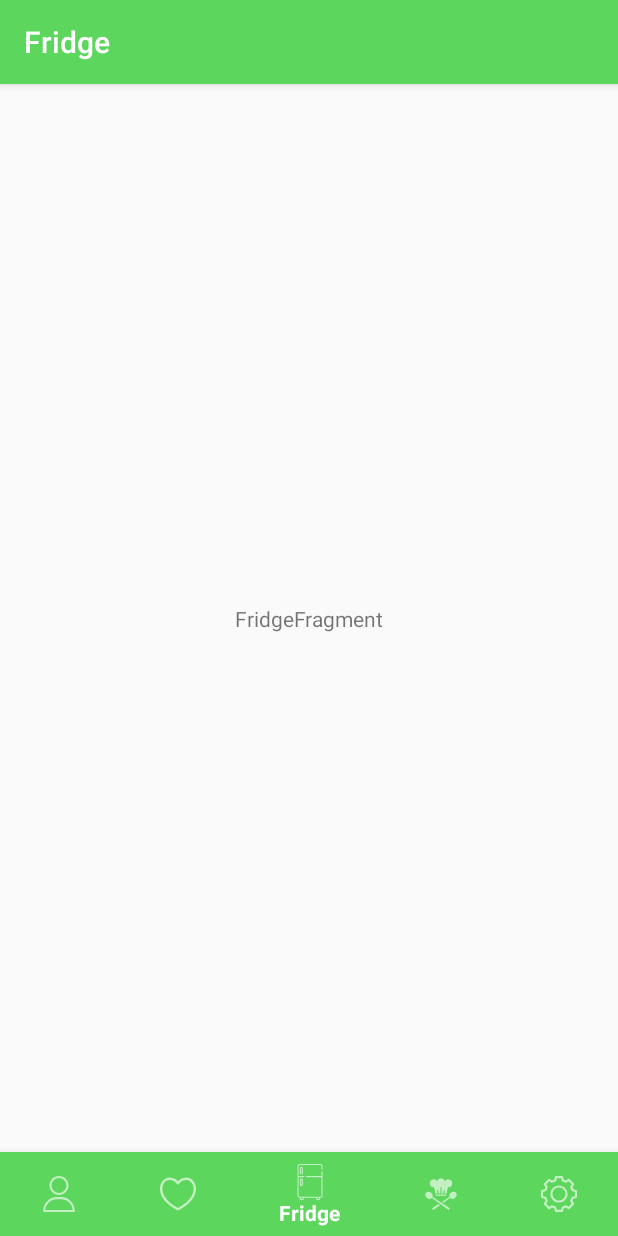
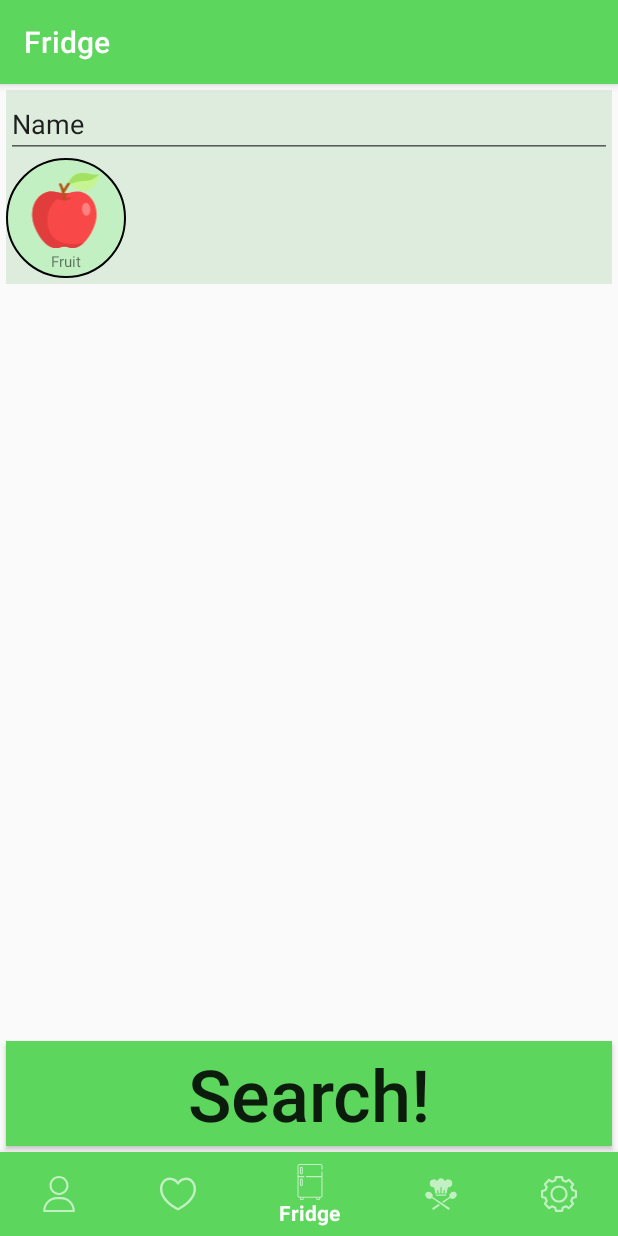
Before and after one commit to MattDominey5107530/FridgRApplication, an Android app: the screen it shows after launch (MainActivity), item 3 of the bottom bar chosen, on a phone screen of 412 x 824 dp. Run offline under Robolectric (Android 15) with nearby library versions, the phone set to English and light mode, and no system bars.

Commit message:
Partially implemented fridge tab.

```diff
--- a/app/src/main/java/com/example/fridgr/FavouritesFragment.kt
+++ b/app/src/main/java/com/example/fridgr/FavouritesFragment.kt
@@ -39,7 +39,7 @@ class FavouritesFragment : Fragment() {
         filterButton.setOnClickListener { onClickFilter() }
         sortButton.setOnClickListener { onClickSort() }
 
-        //TODO: populate the favouritesRecipeContainer with recipes from the users favourites
+        //TODO: populate the favouritesRecipeContainer with recipes from the local users favourites
 
         return v
     }
--- a/app/src/main/java/com/example/fridgr/FridgeFragment.kt
+++ b/app/src/main/java/com/example/fridgr/FridgeFragment.kt
@@ -5,15 +5,41 @@ import androidx.fragment.app.Fragment
 import android.view.LayoutInflater
 import android.view.View
 import android.view.ViewGroup
+import android.widget.FrameLayout
 
 class FridgeFragment : Fragment() {
+
+    private lateinit var ingredientSubcatSearchComponent: IngredientSubcatSearchComponent
 
     override fun onCreateView(
         inflater: LayoutInflater, container: ViewGroup?,
         savedInstanceState: Bundle?
     ): View? {
         // Inflate the layout for this fragment
-        return inflater.inflate(R.layout.fragment_fridge, container, false)
+        val v = inflater.inflate(R.layout.fragment_fridge, container, false)
+
+        //Creates the subcat search component and adds it to the specified frame layout
+        ingredientSubcatSearchComponent = IngredientSubcatSearchComponent(v.context)
+        v.findViewById<FrameLayout>(R.id.frlIngredientSubcatSearcher).addView(ingredientSubcatSearchComponent)
+        initialiseIngredientSubcatSearchComponent()
+        //TODO: add listener to detect when an ingredient is clicked in above object^
+
+        return v
+    }
+
+    private fun initialiseIngredientSubcatSearchComponent() {
+        //TODO: initialise the class with actual subcategories and ingredients
+        ingredientSubcatSearchComponent.addSubcat("Fruit", R.drawable.ic_fruit)
+        ingredientSubcatSearchComponent.addIngredient("Fruit", "Apple", R.drawable.ic_fruit)
+        ingredientSubcatSearchComponent.addIngredient("Fruit", "Apple", R.drawable.ic_fruit)
+        ingredientSubcatSearchComponent.addIngredient("Fruit", "Apple", R.drawable.ic_fruit)
+        ingredientSubcatSearchComponent.addIngredient("Fruit", "Apple", R.drawable.ic_fruit)
+        ingredientSubcatSearchComponent.addIngredient("Fruit", "Apple", R.drawable.ic_fruit)
+        ingredientSubcatSearchComponent.addIngredient("Fruit", "Apple", R.drawable.ic_fruit)
+        ingredientSubcatSearchComponent.addIngredient("Fruit", "Apple", R.drawable.ic_fruit)
+        ingredientSubcatSearchComponent.addIngredient("Fruit", "Apple", R.drawable.ic_fruit)
+        ingredientSubcatSearchComponent.addIngredient("Fruit", "Apple", R.drawable.ic_fruit)
+        ingredientSubcatSearchComponent.addIngredient("Fruit", "Apple", R.drawable.ic_fruit)
     }
 
     companion object {
--- /dev/null
+++ b/app/src/main/java/com/example/fridgr/IngredientSubcatSearchComponent.kt
@@ -0,0 +1,127 @@
+package com.example.fridgr
+
+import android.content.Context
+import android.text.Editable
+import android.text.TextWatcher
+import android.util.AttributeSet
+import android.view.LayoutInflater
+import android.view.View
+import android.widget.EditText
+import android.widget.LinearLayout
+import androidx.constraintlayout.widget.ConstraintLayout
+
+class IngredientSubcatSearchComponent @JvmOverloads constructor(
+    context: Context,
+    attrs: AttributeSet? = null,
+    defStyle: Int = 0
+) : ConstraintLayout(context, attrs, defStyle) {
+
+    private var ingredientSearchEditText: EditText
+    private var subcatIconLinearLayout: LinearLayout
+    private var ingredientIconLinearLayout: LinearLayout
+
+    private val subcatIcons = arrayListOf<IngredientSubcatSearchIconComponent>()
+    private val ingredientIcons = arrayListOf<Pair<String, IngredientSubcatSearchIconComponent>>()
+
+    var searchIsVisible = false
+
+    init {
+        LayoutInflater.from(context).inflate(R.layout.ingredient_subcat_search_component, this, true)
+
+        ingredientSearchEditText = findViewById(R.id.edtIngredientSearch)
+        subcatIconLinearLayout = findViewById(R.id.lnlSubcatIconContainer)
+        ingredientIconLinearLayout = findViewById(R.id.lnlIngredientIconContainer)
+
+        ingredientSearchEditText.addTextChangedListener(object : TextWatcher {
+            override fun afterTextChanged(p0: Editable?) { onChangeSearchText() }
+
+            //Redundant but necessary functions to satisfy abstractTextWatcher
+            override fun beforeTextChanged(p0: CharSequence?, p1: Int, p2: Int, p3: Int) {}
+            override fun onTextChanged(p0: CharSequence?, p1: Int, p2: Int, p3: Int) {}
+        })
+
+
+    }
+
+    /**
+     * Define and pass values into custom component
+     */
+    private fun getIngredientSubcatSearchIconComponent(
+        imageResource: Int, labelText: String
+    ): IngredientSubcatSearchIconComponent {
+        val ingredientSubcatSearchIconComponent = IngredientSubcatSearchIconComponent(this.context)
+        ingredientSubcatSearchIconComponent.setIconProperties(imageResource, labelText)
+
+        return ingredientSubcatSearchIconComponent
+    }
+
+    /**
+     * Adds a subcategory to the view
+     */
+    fun addSubcat(labelText: String, imageResource: Int) {
+
+        val iconToAdd = getIngredientSubcatSearchIconComponent(imageResource, labelText)
+        iconToAdd.setOnClickListener {v -> onClickSubcatIcon(v as IngredientSubcatSearchIconComponent)}
+
+        //Add to view and add to list to manage
+        subcatIconLinearLayout.addView(iconToAdd)
+        subcatIcons.add(iconToAdd)
+    }
+
+    /**
+     * Adds an ingredient to a specified subcat in the view
+     */
+    fun addIngredient(subcatLabel: String, labelText: String, imageResource: Int) {
+        val iconToAdd = getIngredientSubcatSearchIconComponent(imageResource, labelText)
+        iconToAdd.setOnClickListener {v -> onClickIngredient(v as IngredientSubcatSearchIconComponent)}
+
+        ingredientIcons.add(Pair(subcatLabel, iconToAdd))
+    }
+
+    fun toggleSearchVisibility() {
+        searchIsVisible = !searchIsVisible
+        if (searchIsVisible) {
+            //TODO: Add search icon resource to line of code below (instead of R.drawable.ic_settings)
+            val searchIcon = getIngredientSubcatSearchIconComponent(R.drawable.ic_settings, "Search")
+            ingredientIconLinearLayout.addView(searchIcon, 0)
+        } else {
+            ingredientIconLinearLayout.removeViewAt(0)
+        }
+
+
+
+    }
+
+
+    private fun onChangeSearchText() {
+        //TODO: display search icon in subcat and search for ingredients
+        //Gets triggered after every change to the search text
+    }
+
+    private fun onClickSubcatIcon(v: IngredientSubcatSearchIconComponent) {
+        //Leave only the clicked icon checked and render all ingredients under that subcategory
+        uncheckAllSubcatIcons()
+        v.setCheckedState(true)
+        renderIngredientIcons(v.iconLabel)
+    }
+
+    private fun onClickIngredient(v: IngredientSubcatSearchIconComponent) {
+        //TODO: handle passing that information to the next view (i.e. Do you want to add this ingredient to the list)
+    }
+
+    private fun uncheckAllSubcatIcons() {
+        for (i in 1..subcatIconLinearLayout.childCount) {
+            val child = subcatIconLinearLayout.getChildAt(i-1) as IngredientSubcatSearchIconComponent
+            child.setCheckedState(false)
+        }
+    }
+
+    private fun renderIngredientIcons(subcatLabel: String) {
+        ingredientIconLinearLayout.removeAllViews()
+        val filteredIconList = ingredientIcons.filter {iI -> iI.first == subcatLabel}
+        for (iconView in filteredIconList) {
+            ingredientIconLinearLayout.addView(iconView.second)
+        }
+    }
+
+}
--- /dev/null
+++ b/app/src/main/java/com/example/fridgr/IngredientSubcatSearchIconComponent.kt
@@ -0,0 +1,49 @@
+package com.example.fridgr
+
+import android.content.Context
+import android.util.AttributeSet
+import android.view.LayoutInflater
+import android.widget.ImageView
+import android.widget.TextView
+import androidx.constraintlayout.widget.ConstraintLayout
+
+class IngredientSubcatSearchIconComponent @JvmOverloads constructor(
+    context: Context,
+    attrs: AttributeSet? = null,
+    defStyle: Int = 0
+) : ConstraintLayout(context, attrs, defStyle) {
+
+    private var iconImageView: ImageView
+    private var labelTextView: TextView
+
+    lateinit var iconLabel: String
+
+    var isChecked: Boolean = false
+
+    init {
+        LayoutInflater.from(context).inflate(R.layout.ingredient_subcat_search_icon_component, this, true)
+
+        iconImageView = findViewById(R.id.imgIcon)
+        labelTextView = findViewById(R.id.txvLabel)
+    }
+
+    fun setIconProperties(imageResource: Int, labelText: String) {
+        iconImageView.setImageResource(imageResource)
+        labelTextView.text = labelText
+        iconLabel = labelText
+    }
+
+    fun setCheckedState(checkedState: Boolean) {
+        isChecked = checkedState
+        iconImageView.apply {
+            if (isChecked) {
+                setBackgroundResource(R.drawable.circular_button_checked)
+            } else {
+                setBackgroundResource(R.drawable.circular_button_unchecked)
+            }
+        }
+    }
+
+
+
+}
--- a/app/src/main/java/com/example/fridgr/MainActivity.kt
+++ b/app/src/main/java/com/example/fridgr/MainActivity.kt
@@ -17,6 +17,12 @@ class MainActivity : AppCompatActivity() {
         toolbar = supportActionBar!!
         val bottomNavigation: BottomNavigationView = findViewById(R.id.bottom_navigation)
         bottomNavigation.setOnNavigationItemSelectedListener(mOnNavigationItemSelectedListener)
+
+        //Preload the fridge tab into the view and set the navigation bar to show that you're on that page
+        toolbar.title = "Fridge"
+        val fridgeFragment = FridgeFragment.newInstance()
+        openFragment(fridgeFragment)
+        bottomNavigation.selectedItemId = R.id.navigation_fridge
     }
 
     /**
--- a/app/src/main/java/com/example/fridgr/ProfileFragment.kt
+++ b/app/src/main/java/com/example/fridgr/ProfileFragment.kt
@@ -74,6 +74,7 @@ class ProfileFragment : Fragment() {
         dpCheckBoxes = tempDpArrayList
 
         //TODO: Add edit button for name and profile picture (perhaps use Google profile picture as default if we allow them to login via Google)
+        //TODO: Populate fields with values from file
 
         return v
     }
--- a/app/src/main/java/com/example/fridgr/RecipeComponent.kt
+++ b/app/src/main/java/com/example/fridgr/RecipeComponent.kt
@@ -42,21 +42,6 @@ class RecipeComponent @JvmOverloads constructor(
         //TODO: set the image of the favourite button according to whether it should be 'checked' or not
     }
 
-    private fun onClickFavourite() {
-        isRecipeFavourite = !isRecipeFavourite
-        favouriteButton.apply {
-            if (isRecipeFavourite) {
-                setImageResource(R.drawable.ic_black_heart)
-                setColorFilter(ContextCompat.getColor(context, R.color.design_default_color_error))
-            } else {
-                setImageResource(R.drawable.ic_favourite)
-                colorFilter = null
-            }
-
-        }
-
-    }
-
     fun setRecipeName(recipeName: String) { recipeTextView.text = recipeName }
 
     fun setRecipeInfo(recipeInfo: String) { recipeInfoTextView.text = recipeInfo }
@@ -68,4 +53,20 @@ class RecipeComponent @JvmOverloads constructor(
         setImageBitmap(recipeResourceId)
     }
 
+    /**
+     * Handles the visual & functionality of 'favouriting' a recipe
+     */
+    private fun onClickFavourite() {
+        isRecipeFavourite = !isRecipeFavourite
+        favouriteButton.apply {
+            if (isRecipeFavourite) {
+                setImageResource(R.drawable.ic_black_heart)
+                setColorFilter(ContextCompat.getColor(context, R.color.design_default_color_error))
+            } else {
+                setImageResource(R.drawable.ic_favourite)
+                colorFilter = null
+            }
+        }
+        //TODO: Add functionality to actually ADD the recipe to your favourites
+    }
 }
--- /dev/null
+++ b/app/src/main/res/drawable/circular_button_checked.xml
@@ -0,0 +1,9 @@
+<?xml version="1.0" encoding="utf-8"?>
+<shape xmlns:android="http://schemas.android.com/apk/res/android"
+    android:shape="oval" >
+    <solid
+        android:color="@color/colorPrimary" />
+    <stroke
+        android:width="1dp"
+        android:color="#000000" />
+</shape>
--- /dev/null
+++ b/app/src/main/res/drawable/circular_button_unchecked.xml
@@ -0,0 +1,9 @@
+<?xml version="1.0" encoding="utf-8"?>
+<shape xmlns:android="http://schemas.android.com/apk/res/android"
+    android:shape="oval" >
+    <solid
+        android:color="@color/colorAccent" />
+    <stroke
+        android:width="1dp"
+        android:color="#000000" />
+</shape>
--- a/app/src/main/res/layout/fragment_fridge.xml
+++ b/app/src/main/res/layout/fragment_fridge.xml
@@ -6,14 +6,36 @@
     android:layout_height="match_parent"
     tools:context=".FridgeFragment">
 
-    <!-- TODO: Update blank fragment layout -->
-    <TextView
-        android:id="@+id/textView"
-        android:layout_width="wrap_content"
+    <FrameLayout
+        android:id="@+id/frlIngredientSubcatSearcher"
+        android:layout_width="0dp"
         android:layout_height="wrap_content"
-        android:text="FridgeFragment"
+        android:layout_marginStart="4dp"
+        android:layout_marginLeft="4dp"
+        android:layout_marginTop="4dp"
+        android:layout_marginEnd="4dp"
+        android:layout_marginRight="4dp"
+        app:layout_constraintEnd_toEndOf="parent"
+        app:layout_constraintStart_toStartOf="parent"
+        app:layout_constraintTop_toTopOf="parent">
+
+    </FrameLayout>
+
+    <Button
+        android:id="@+id/button"
+        android:layout_width="0dp"
+        android:layout_height="70dp"
+        android:layout_marginStart="4dp"
+        android:layout_marginLeft="4dp"
+        android:layout_marginEnd="4dp"
+        android:layout_marginRight="4dp"
+        android:layout_marginBottom="4dp"
+        android:background="@color/colorPrimary"
+        android:text="Search!"
+        android:textAllCaps="false"
+        android:textSize="48dp"
         app:layout_constraintBottom_toBottomOf="parent"
         app:layout_constraintEnd_toEndOf="parent"
-        app:layout_constraintStart_toStartOf="parent"
-        app:layout_constraintTop_toTopOf="parent" />
+        app:layout_constraintStart_toStartOf="parent" />
+
 </androidx.constraintlayout.widget.ConstraintLayout>
--- /dev/null
+++ b/app/src/main/res/layout/ingredient_subcat_search_component.xml
@@ -0,0 +1,52 @@
+<?xml version="1.0" encoding="utf-8"?>
+<androidx.constraintlayout.widget.ConstraintLayout xmlns:android="http://schemas.android.com/apk/res/android"
+    xmlns:app="http://schemas.android.com/apk/res-auto"
+    xmlns:tools="http://schemas.android.com/tools"
+    android:layout_width="match_parent"
+    android:layout_height="match_parent"
+    android:background="@color/background"
+    tools:context=".IngredientSubcatSearchComponent">
+
+    <EditText
+        android:id="@+id/edtIngredientSearch"
+        android:layout_width="0dp"
+        android:layout_height="wrap_content"
+        android:ems="10"
+        android:imeOptions="actionSearch"
+        android:inputType="textPersonName"
+        android:text="Name"
+        app:layout_constraintEnd_toEndOf="parent"
+        app:layout_constraintStart_toStartOf="parent"
+        app:layout_constraintTop_toTopOf="parent" />
+
+    <HorizontalScrollView
+        android:id="@+id/horizontalScrollView"
+        android:layout_width="0dp"
+        android:layout_height="wrap_content"
+        app:layout_constraintEnd_toEndOf="parent"
+        app:layout_constraintStart_toStartOf="parent"
+        app:layout_constraintTop_toBottomOf="@+id/edtIngredientSearch">
+
+        <LinearLayout
+            android:id="@+id/lnlSubcatIconContainer"
+            android:layout_width="wrap_content"
+            android:layout_height="wrap_content"
+            android:orientation="horizontal" />
+    </HorizontalScrollView>
+
+    <HorizontalScrollView
+        android:layout_width="0dp"
+        android:layout_height="wrap_content"
+        android:layout_marginTop="4dp"
+        app:layout_constraintEnd_toEndOf="parent"
+        app:layout_constraintStart_toStartOf="parent"
+        app:layout_constraintTop_toBottomOf="@+id/horizontalScrollView">
+
+        <LinearLayout
+            android:id="@+id/lnlIngredientIconContainer"
+            android:layout_width="wrap_content"
+            android:layout_height="wrap_content"
+            android:orientation="horizontal" />
+    </HorizontalScrollView>
+
+</androidx.constraintlayout.widget.ConstraintLayout>
--- /dev/null
+++ b/app/src/main/res/layout/ingredient_subcat_search_icon_component.xml
@@ -0,0 +1,31 @@
+<androidx.constraintlayout.widget.ConstraintLayout xmlns:android="http://schemas.android.com/apk/res/android"
+    xmlns:app="http://schemas.android.com/apk/res-auto"
+    xmlns:tools="http://schemas.android.com/tools"
+    android:layout_width="80dp"
+    android:layout_height="80dp"
+    tools:context=".IngredientSubcatSearchIconComponent">
+
+    <ImageView
+        android:id="@+id/imgIcon"
+        android:layout_width="0dp"
+        android:layout_height="0dp"
+        android:background="@drawable/circular_button_unchecked"
+        android:paddingLeft="10dp"
+        android:paddingTop="10dp"
+        android:paddingRight="10dp"
+        android:paddingBottom="20dp"
+        app:layout_constraintBottom_toBottomOf="parent"
+        app:layout_constraintEnd_toEndOf="parent"
+        app:layout_constraintStart_toStartOf="parent"
+        app:layout_constraintTop_toTopOf="parent" />
+
+    <TextView
+        android:id="@+id/txvLabel"
+        android:layout_width="wrap_content"
+        android:layout_height="wrap_content"
+        android:layout_marginBottom="4dp"
+        android:textSize="10sp"
+        app:layout_constraintBottom_toBottomOf="@+id/imgIcon"
+        app:layout_constraintEnd_toEndOf="parent"
+        app:layout_constraintStart_toStartOf="parent" />
+</androidx.constraintlayout.widget.ConstraintLayout>
--- a/app/src/main/res/layout/recipe_component.xml
+++ b/app/src/main/res/layout/recipe_component.xml
@@ -14,6 +14,7 @@
         android:layout_height="134dp"
         android:layout_marginStart="16dp"
         android:layout_marginLeft="16dp"
+        android:background="@color/colorAccent"
         app:layout_constraintBottom_toBottomOf="parent"
         app:layout_constraintStart_toStartOf="parent"
         app:layout_constraintTop_toTopOf="parent" />
@@ -33,10 +34,11 @@
         android:id="@+id/txvRecipeName"
         android:layout_width="0dp"
         android:layout_height="wrap_content"
-        android:layout_marginStart="16dp"
-        android:layout_marginLeft="16dp"
+        android:layout_marginStart="8dp"
+        android:layout_marginLeft="8dp"
         android:layout_marginEnd="16dp"
         android:layout_marginRight="16dp"
+        android:background="@color/background"
         app:layout_constraintBottom_toBottomOf="@+id/imgFavourite"
         app:layout_constraintEnd_toEndOf="parent"
         app:layout_constraintStart_toEndOf="@+id/imgFavourite"
@@ -49,6 +51,7 @@
         android:layout_marginTop="8dp"
         android:layout_marginEnd="16dp"
         android:layout_marginRight="16dp"
+        android:background="@color/background"
         app:layout_constraintBottom_toBottomOf="@+id/imgRecipePicture"
         app:layout_constraintEnd_toEndOf="parent"
         app:layout_constraintHorizontal_bias="0.0"
```
